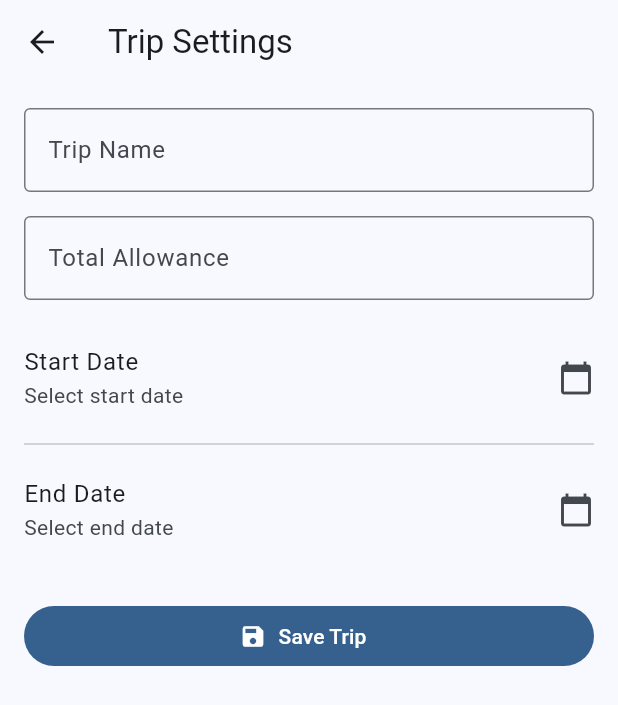
After one commit to dodomozo/trip_budget, a Flutter app: the screen it shows after launch, after a tap on the "settings" icon, on a phone screen of 412 x 824 dp. The commit adds this screen. Shown: the top 705 px of the screen. Run offline on Flutter 3.47's test engine with Material 3 defaults, Android fonts, the phone set to English and light mode, and no system bars; our stand-ins replace shared_preferences.

Commit message:
feat: add persistent trip settings

```diff
--- a/lib/pages/budget_home_page.dart
+++ b/lib/pages/budget_home_page.dart
@@ -1,11 +1,13 @@
 import 'package:flutter/material.dart';
 
 import 'expense_history_page.dart';
+import 'trip_settings_page.dart';
 import '../models/expense.dart';
 import '../models/trip.dart';
 import '../widgets/expense_item.dart';
 import '../widgets/summary_card.dart';
 import '../services/expense_storage_service.dart';
+import '../services/trip_storage_service.dart';
 
 class BudgetHomePage extends StatefulWidget {
   const BudgetHomePage({super.key});
@@ -21,6 +23,7 @@ class _BudgetHomePageState extends State<BudgetHomePage> {
   void initState() {
     super.initState();
     _loadExpenses();
+    _loadTrip();
   }
 
   Future<void> _loadExpenses() async {
@@ -31,6 +34,18 @@ class _BudgetHomePageState extends State<BudgetHomePage> {
 
     setState(() {
       expenses = loadedExpenses;
+    });
+  }
+
+  Future<void> _loadTrip() async {
+    final savedTrip = await _tripStorageService.loadTrip();
+
+    if (!mounted || savedTrip == null) {
+      return;
+    }
+
+    setState(() {
+      trip = savedTrip;
     });
   }
 
@@ -251,7 +266,23 @@ class _BudgetHomePageState extends State<BudgetHomePage> {
   @override
   Widget build(BuildContext context) {
     return Scaffold(
-      appBar: AppBar(title: const Text('Budget Monitoring')),
+      appBar: AppBar(
+        title: const Text('Budget Monitoring'),
+        actions: [
+          IconButton(
+            icon: const Icon(Icons.settings),
+            tooltip: 'Trip Settings',
+            onPressed: () {
+              Navigator.push(
+                context,
+                MaterialPageRoute(
+                  builder: (context) => const TripSettingsPage(),
+                ),
+              );
+            },
+          ),
+        ],
+      ),
       body: SingleChildScrollView(
         padding: const EdgeInsets.all(16),
         child: Column(
@@ -445,10 +476,12 @@ class _BudgetHomePageState extends State<BudgetHomePage> {
     );
   }
 
-  final Trip trip = Trip(
+  Trip trip = Trip(
     name: 'Japan Business Trip',
     allowance: 200000,
     startDate: DateTime(2026, 9, 15),
     endDate: DateTime(2026, 12, 15),
   );
+
+  final TripStorageService _tripStorageService = TripStorageService();
 }
--- /dev/null
+++ b/lib/pages/trip_settings_page.dart
@@ -0,0 +1,170 @@
+import 'package:flutter/material.dart';
+
+import '../services/trip_storage_service.dart';
+import '../models/trip.dart';
+
+class TripSettingsPage extends StatefulWidget {
+  const TripSettingsPage({super.key});
+
+  @override
+  State<TripSettingsPage> createState() => _TripSettingsPageState();
+}
+
+class _TripSettingsPageState extends State<TripSettingsPage> {
+  final nameController = TextEditingController();
+  final allowanceController = TextEditingController();
+  final TripStorageService _tripStorageService = TripStorageService();
+
+  DateTime? startDate;
+  DateTime? endDate;
+
+  @override
+  void dispose() {
+    nameController.dispose();
+    allowanceController.dispose();
+    super.dispose();
+  }
+
+  Future<void> _selectStartDate() async {
+    final selectedDate = await showDatePicker(
+      context: context,
+      initialDate: startDate ?? DateTime.now(),
+      firstDate: DateTime(2020),
+      lastDate: DateTime(2100),
+    );
+
+    if (selectedDate == null) {
+      return;
+    }
+
+    setState(() {
+      startDate = selectedDate;
+    });
+  }
+
+  Future<void> _selectEndDate() async {
+    final selectedDate = await showDatePicker(
+      context: context,
+      initialDate: endDate ?? startDate ?? DateTime.now(),
+      firstDate: startDate ?? DateTime(2020),
+      lastDate: DateTime(2100),
+    );
+
+    if (selectedDate == null) {
+      return;
+    }
+
+    setState(() {
+      endDate = selectedDate;
+    });
+  }
+
+  Future<void> _saveSettings() async {
+    final name = nameController.text.trim();
+    final allowance = double.tryParse(allowanceController.text.trim());
+
+    if (name.isEmpty ||
+        allowance == null ||
+        allowance <= 0 ||
+        startDate == null ||
+        endDate == null) {
+      ScaffoldMessenger.of(context).showSnackBar(
+        const SnackBar(content: Text('Please complete all trip details.')),
+      );
+
+      return;
+    }
+
+    if (endDate!.isBefore(startDate!)) {
+      ScaffoldMessenger.of(context).showSnackBar(
+        const SnackBar(content: Text('End date cannot be before start date.')),
+      );
+
+      return;
+    }
+
+    final trip = Trip(
+      name: name,
+      allowance: allowance,
+      startDate: startDate!,
+      endDate: endDate!,
+    );
+
+    await _tripStorageService.saveTrip(trip);
+
+    if (!mounted) return;
+
+    ScaffoldMessenger.of(context)
+        .showSnackBar(const SnackBar(content: Text('Trip settings saved.')));
+  }
+
+  @override
+  Widget build(BuildContext context) {
+    return Scaffold(
+      appBar: AppBar(title: const Text('Trip Settings')),
+      body: ListView(
+        padding: const EdgeInsets.all(16),
+        children: [
+          TextField(
+            controller: nameController,
+            decoration: const InputDecoration(
+              labelText: 'Trip Name',
+              hintText: 'e.g. Japan Business Trip',
+              border: OutlineInputBorder(),
+            ),
+          ),
+
+          const SizedBox(height: 16),
+
+          TextField(
+            controller: allowanceController,
+            keyboardType: TextInputType.number,
+            decoration: const InputDecoration(
+              labelText: 'Total Allowance',
+              prefixText: '¥ ',
+              border: OutlineInputBorder(),
+            ),
+          ),
+
+          const SizedBox(height: 16),
+
+          ListTile(
+            contentPadding: EdgeInsets.zero,
+            title: const Text('Start Date'),
+            subtitle: Text(
+              startDate == null ? 'Select start date' : _formatDate(startDate!),
+            ),
+            trailing: const Icon(Icons.calendar_today),
+            onTap: _selectStartDate,
+          ),
+
+          const Divider(),
+
+          ListTile(
+            contentPadding: EdgeInsets.zero,
+            title: const Text('End Date'),
+            subtitle: Text(
+              endDate == null ? 'Select end date' : _formatDate(endDate!),
+            ),
+            trailing: const Icon(Icons.calendar_today),
+            onTap: _selectEndDate,
+          ),
+
+          const SizedBox(height: 24),
+
+          FilledButton.icon(
+            onPressed: _saveSettings,
+            icon: const Icon(Icons.save),
+            label: const Text('Save Trip'),
+          ),
+        ],
+      ),
+    );
+  }
+
+  String _formatDate(DateTime date) {
+    return '${date.year}-'
+        '${date.month.toString().padLeft(2, '0')}-'
+        '${date.day.toString().padLeft(2, '0')}';
+  }
+}
--- /dev/null
+++ b/lib/services/trip_storage_service.dart
@@ -0,0 +1,42 @@
+import 'package:shared_preferences/shared_preferences.dart';
+
+import '../models/trip.dart';
+
+class TripStorageService {
+  static const _nameKey = 'trip_name';
+  static const _allowanceKey = 'trip_allowance';
+  static const _startDateKey = 'trip_start_date';
+  static const _endDateKey = 'trip_end_date';
+
+  Future<void> saveTrip(Trip trip) async {
+    final prefs = await SharedPreferences.getInstance();
+
+    await prefs.setString(_nameKey, trip.name);
+    await prefs.setDouble(_allowanceKey, trip.allowance);
+    await prefs.setString(_startDateKey, trip.startDate.toIso8601String());
+    await prefs.setString(_endDateKey, trip.endDate.toIso8601String());
+  }
+
+  Future<Trip?> loadTrip() async {
+    final prefs = await SharedPreferences.getInstance();
+
+    final name = prefs.getString(_nameKey);
+    final allowance = prefs.getDouble(_allowanceKey);
+    final startDateString = prefs.getString(_startDateKey);
+    final endDateString = prefs.getString(_endDateKey);
+
+    if (name == null ||
+        allowance == null ||
+        startDateString == null ||
+        endDateString == null) {
+      return null;
+    }
+
+    return Trip(
+      name: name,
+      allowance: allowance,
+      startDate: DateTime.parse(startDateString),
+      endDate: DateTime.parse(endDateString),
+    );
+  }
+}
```
